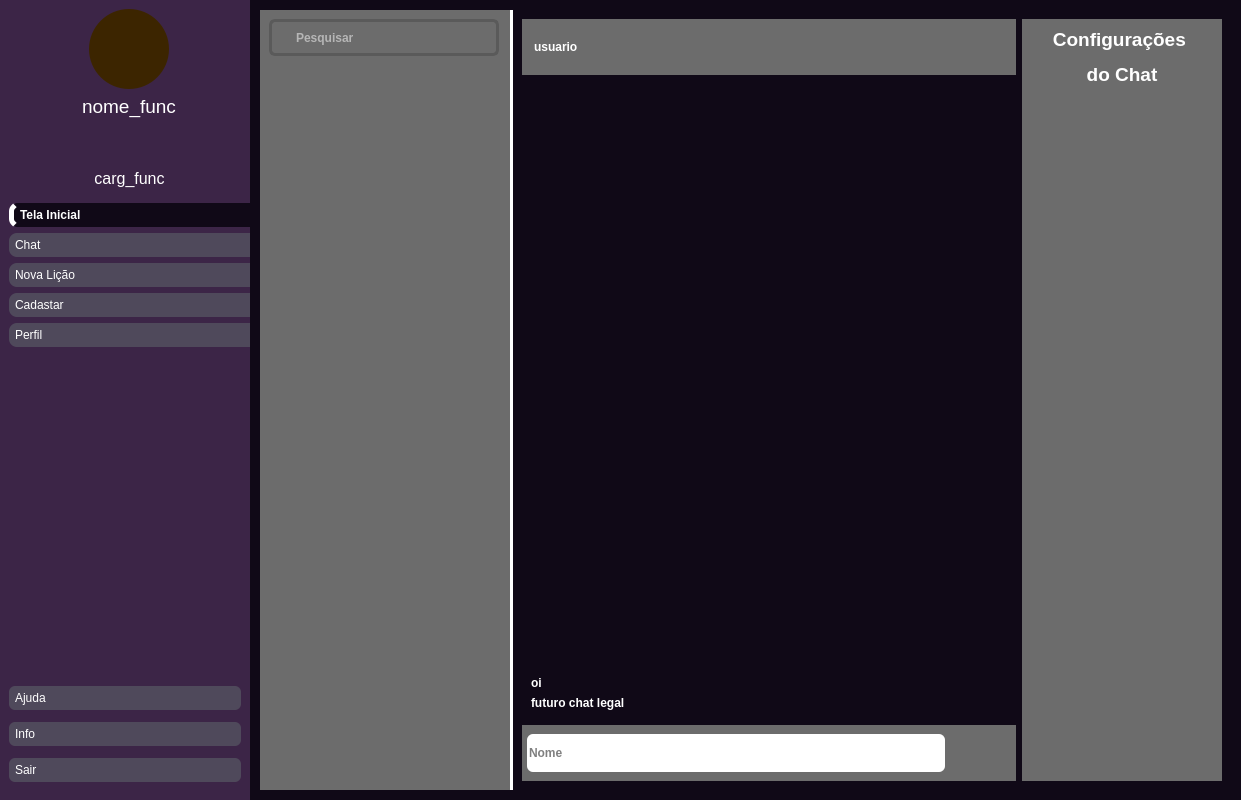
First picture: the form in design/NOVODASH.ui, repository Zstraffey/NewTE, before the edit.
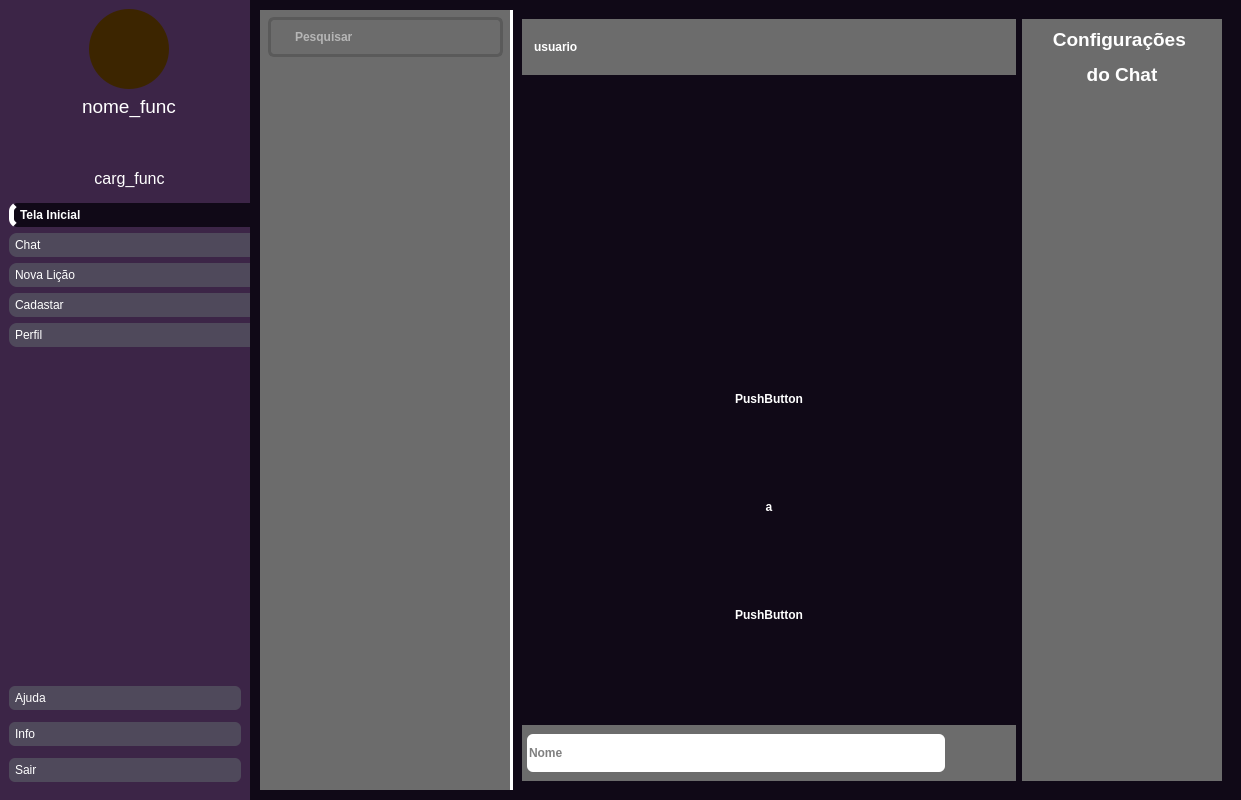
Second picture: the form after the edit. Icons and pictures are not drawn.

```diff
--- a/design/NOVODASH.ui
+++ b/design/NOVODASH.ui
@@ -2585,21 +2585,27 @@
              <property name="styleSheet">
               <string notr="true">background-color: #6c6c6c;</string>
              </property>
-             <layout class="QVBoxLayout" name="verticalLayout_17">
-              <property name="leftMargin">
-               <number>0</number>
-              </property>
-              <property name="topMargin">
-               <number>0</number>
-              </property>
-              <property name="rightMargin">
-               <number>0</number>
-              </property>
-              <property name="bottomMargin">
-               <number>0</number>
-              </property>
-              <item alignment="Qt::AlignTop">
                <widget class="QWidget" name="pesquisa_dos_cntts" native="true">
+              <property name="geometry">
+               <rect>
+                <x>0</x>
+                <y>0</y>
+                <width>251</width>
+                <height>55</height>
+               </rect>
+              </property>
+              <property name="minimumSize">
+               <size>
+                <width>0</width>
+                <height>55</height>
+               </size>
+              </property>
+              <property name="maximumSize">
+               <size>
+                <width>16777215</width>
+                <height>55</height>
+               </size>
+              </property>
                 <property name="styleSheet">
                  <string notr="true">QPushButton {
    
@@ -2638,6 +2644,21 @@
 }</string>
                 </property>
                 <layout class="QVBoxLayout" name="verticalLayout_25">
+               <property name="spacing">
+                <number>0</number>
+               </property>
+               <property name="leftMargin">
+                <number>8</number>
+               </property>
+               <property name="topMargin">
+                <number>0</number>
+               </property>
+               <property name="rightMargin">
+                <number>0</number>
+               </property>
+               <property name="bottomMargin">
+                <number>0</number>
+               </property>
                  <item>
                   <widget class="QLineEdit" name="lineedit_pesquisa">
                    <property name="sizePolicy">
@@ -2648,14 +2669,14 @@
                    </property>
                    <property name="minimumSize">
                     <size>
-                     <width>160</width>
-                     <height>37</height>
+                   <width>235</width>
+                   <height>40</height>
                     </size>
                    </property>
                    <property name="maximumSize">
                     <size>
-                     <width>230</width>
-                     <height>16777215</height>
+                   <width>235</width>
+                   <height>40</height>
                     </size>
                    </property>
                    <property name="styleSheet">
@@ -2668,13 +2689,31 @@
                  </item>
                 </layout>
                </widget>
-              </item>
-              <item alignment="Qt::AlignTop">
                <widget class="QScrollArea" name="usuarios_chat">
+              <property name="geometry">
+               <rect>
+                <x>0</x>
+                <y>62</y>
+                <width>251</width>
+                <height>16</height>
+               </rect>
+              </property>
+              <property name="sizePolicy">
+               <sizepolicy hsizetype="Fixed" vsizetype="Expanding">
+                <horstretch>0</horstretch>
+                <verstretch>0</verstretch>
+               </sizepolicy>
+              </property>
                 <property name="minimumSize">
                  <size>
-                  <width>17</width>
-                  <height>718</height>
+                <width>0</width>
+                <height>0</height>
+               </size>
+              </property>
+              <property name="maximumSize">
+               <size>
+                <width>16777215</width>
+                <height>717</height>
                  </size>
                 </property>
                 <property name="mouseTracking">
@@ -2694,17 +2733,20 @@
                   <rect>
                    <x>0</x>
                    <y>0</y>
-                   <width>250</width>
-                   <height>718</height>
-                  </rect>
-                 </property>
-                 <layout class="QVBoxLayout" name="verticalLayout_28" stretch="">
+                 <width>251</width>
+                 <height>16</height>
+                </rect>
+               </property>
+               <property name="sizePolicy">
+                <sizepolicy hsizetype="Expanding" vsizetype="Expanding">
+                 <horstretch>0</horstretch>
+                 <verstretch>4</verstretch>
+                </sizepolicy>
+               </property>
+               <layout class="QVBoxLayout" name="verticalLayout_17">
                   <property name="spacing">
                    <number>0</number>
                   </property>
-                  <property name="sizeConstraint">
-                   <enum>QLayout::SetNoConstraint</enum>
-                  </property>
                   <property name="leftMargin">
                    <number>0</number>
                   </property>
@@ -2720,8 +2762,6 @@
                  </layout>
                 </widget>
                </widget>
-              </item>
-             </layout>
             </widget>
            </item>
            <item>
@@ -2951,35 +2991,100 @@
                          <height>600</height>
                         </size>
                        </property>
-                       <layout class="QVBoxLayout" name="verticalLayout_49">
-                        <item>
-                         <spacer name="verticalSpacer_6">
-                          <property name="orientation">
-                           <enum>Qt::Vertical</enum>
-                          </property>
-                          <property name="sizeHint" stdset="0">
+                       <widget class="QScrollArea" name="chat">
+                        <property name="geometry">
+                         <rect>
+                          <x>0</x>
+                          <y>214</y>
+                          <width>494</width>
+                          <height>421</height>
+                         </rect>
+                        </property>
+                        <property name="sizePolicy">
+                         <sizepolicy hsizetype="Fixed" vsizetype="Expanding">
+                          <horstretch>0</horstretch>
+                          <verstretch>0</verstretch>
+                         </sizepolicy>
+                        </property>
+                        <property name="minimumSize">
                            <size>
-                            <width>20</width>
-                            <height>40</height>
-                           </size>
-                          </property>
-                         </spacer>
+                          <width>0</width>
+                          <height>0</height>
+                         </size>
+                        </property>
+                        <property name="maximumSize">
+                         <size>
+                          <width>16777215</width>
+                          <height>717</height>
+                         </size>
+                        </property>
+                        <property name="mouseTracking">
+                         <bool>false</bool>
+                        </property>
+                        <property name="styleSheet">
+                         <string notr="true"/>
+                        </property>
+                        <property name="widgetResizable">
+                         <bool>true</bool>
+                        </property>
+                        <property name="alignment">
+                         <set>Qt::AlignLeading|Qt::AlignLeft|Qt::AlignTop</set>
+                        </property>
+                        <widget class="QWidget" name="scrollAreaWidgetContents_2">
+                         <property name="geometry">
+                          <rect>
+                           <x>0</x>
+                           <y>0</y>
+                           <width>494</width>
+                           <height>421</height>
+                          </rect>
+                         </property>
+                         <property name="sizePolicy">
+                          <sizepolicy hsizetype="Expanding" vsizetype="Expanding">
+                           <horstretch>0</horstretch>
+                           <verstretch>4</verstretch>
+                          </sizepolicy>
+                         </property>
+                         <layout class="QVBoxLayout" name="verticalLayout_28">
+                          <property name="spacing">
+                           <number>0</number>
+                          </property>
+                          <property name="leftMargin">
+                           <number>0</number>
+                          </property>
+                          <property name="topMargin">
+                           <number>0</number>
+                          </property>
+                          <property name="rightMargin">
+                           <number>0</number>
+                          </property>
+                          <property name="bottomMargin">
+                           <number>0</number>
+                          </property>
+                          <item>
+                           <widget class="QPushButton" name="pushButton_3">
+                            <property name="text">
+                             <string>PushButton</string>
+                            </property>
+                           </widget>
                         </item>
                         <item>
-                         <widget class="QLabel" name="podeapagar_2">
+                           <widget class="QPushButton" name="pushButton_2">
                           <property name="text">
-                           <string>oi</string>
+                             <string>a</string>
                           </property>
                          </widget>
                         </item>
                         <item>
-                         <widget class="QLabel" name="podeapagar">
+                           <widget class="QPushButton" name="pushButton_4">
                           <property name="text">
-                           <string>futuro chat legal</string>
+                             <string>PushButton</string>
                           </property>
                          </widget>
                         </item>
                        </layout>
+                        </widget>
+                       </widget>
                       </widget>
                      </item>
                      <item>
```
Left out of the diff: 8 changed lines with no effect on the pictures. Lines whose indentation alone changed are shown as unchanged.
